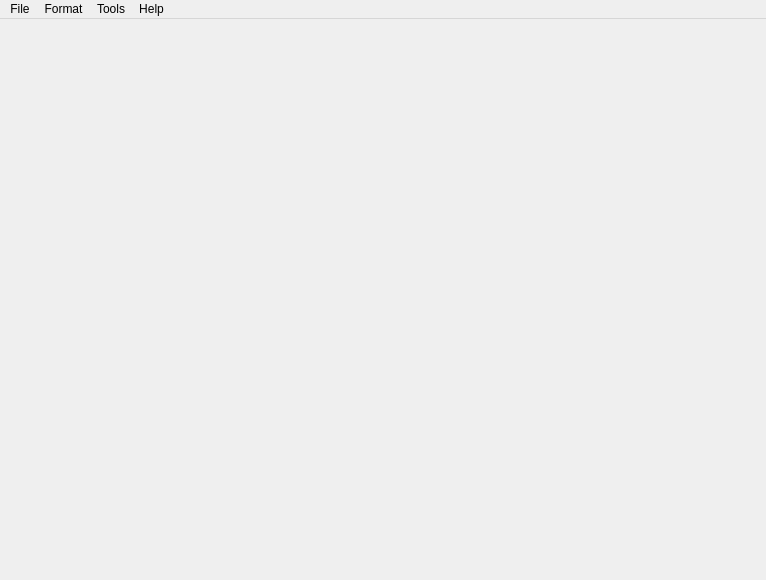
The window that mainwindow.ui (mtkloepf/ProF) describes before a commit, drawn with Qt 5.
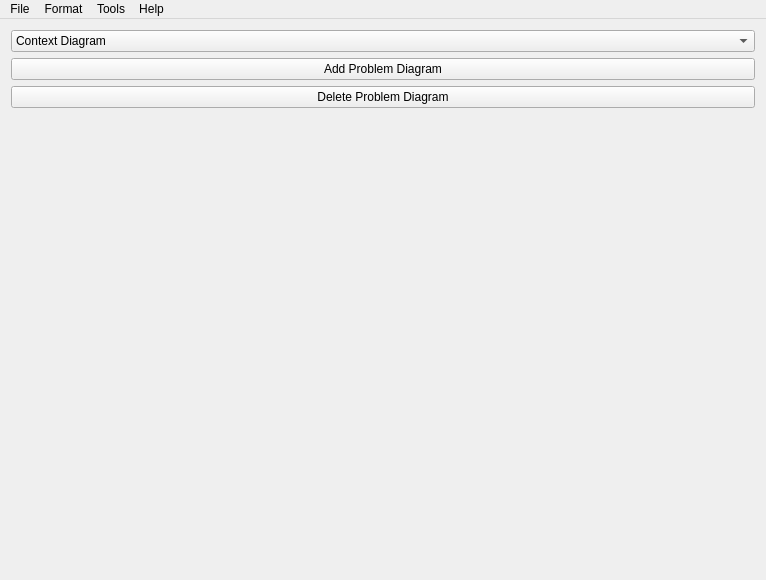
The same window after the commit.

Commit message: Removed split context and problem diagram functionality. Added in the ability to add problem diagrams via combo box. Radio button was the initial design but isn't intuitive for 'x' problem diagrams. Disabled domains no longer movable.

```diff
--- a/mainwindow.ui
+++ b/mainwindow.ui
@@ -34,7 +34,44 @@
   <widget class="QWidget" name="centralWidget">
    <layout class="QHBoxLayout" name="horizontalLayout_2">
     <item>
-     <layout class="QHBoxLayout" name="horizontalLayout"/>
+     <layout class="QGridLayout" name="gridLayout">
+      <item row="3" column="0">
+       <spacer name="verticalSpacer">
+        <property name="orientation">
+         <enum>Qt::Vertical</enum>
+        </property>
+        <property name="sizeHint" stdset="0">
+         <size>
+          <width>20</width>
+          <height>40</height>
+         </size>
+        </property>
+       </spacer>
+      </item>
+      <item row="0" column="0">
+       <widget class="QComboBox" name="diagramCombo">
+        <item>
+         <property name="text">
+          <string>Context Diagram</string>
+         </property>
+        </item>
+       </widget>
+      </item>
+      <item row="1" column="0">
+       <widget class="QPushButton" name="addDiagramButton">
+        <property name="text">
+         <string>Add Problem Diagram</string>
+        </property>
+       </widget>
+      </item>
+      <item row="2" column="0">
+       <widget class="QPushButton" name="DeleteDiagramButton">
+        <property name="text">
+         <string>Delete Problem Diagram</string>
+        </property>
+       </widget>
+      </item>
+     </layout>
     </item>
    </layout>
   </widget>
```
The commit also changes 10 other files.
